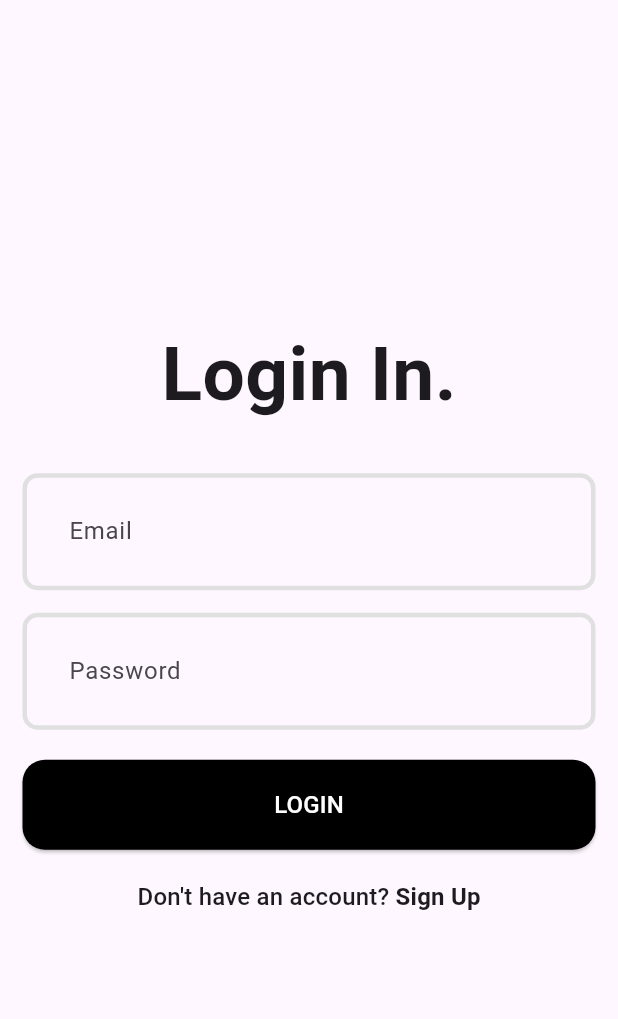
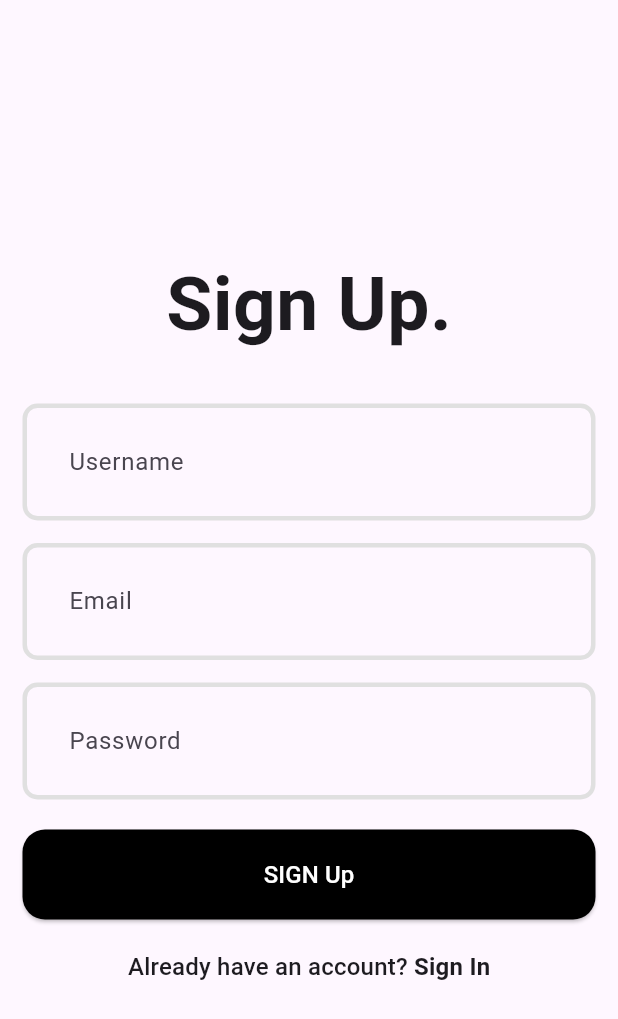
Before and after one commit to joceesagar/TaskManagement_App, a Flutter app: the screen it shows after launch, on a phone screen of 412 x 824 dp. Shown: the top 1019 px of the screen. Run offline on Flutter 3.47's test engine with Material 3 defaults, Android fonts, the phone set to English and light mode, and no system bars; our stand-ins replace flutter_bloc, shared_preferences.

```diff
--- a/frontend/lib/features/auth/pages/signup_page.dart
+++ b/frontend/lib/features/auth/pages/signup_page.dart
@@ -42,11 +42,19 @@ class _SignupPageState extends State<SignupPage> {
         body: BlocConsumer<AuthCubit, AuthState>(
       listener: (context, state) {
         if (state is AuthError) {
-          ScaffoldMessenger.of(context)
-              .showSnackBar(SnackBar(content: Text(state.message)));
+          ScaffoldMessenger.of(context).showSnackBar(
+            SnackBar(
+              content: Text(state.message),
+              backgroundColor: Colors.red,
+            ),
+          );
         } else if (state is AuthSignUp) {
           ScaffoldMessenger.of(context).showSnackBar(
-              const SnackBar(content: Text("Account Created! Log in Now")));
+            const SnackBar(
+              content: Text("Account Created! Log in Now"),
+              backgroundColor: Colors.green,
+            ),
+          );
         }
       },
       builder: (context, state) {
--- a/frontend/lib/main.dart
+++ b/frontend/lib/main.dart
@@ -1,22 +1,35 @@
 import 'package:flutter/material.dart';
 import 'package:flutter_bloc/flutter_bloc.dart';
 import 'package:frontend/features/auth/cubit/auth_cubit.dart';
-import 'package:frontend/features/auth/pages/login_page.dart';
+import 'package:frontend/features/auth/pages/signup_page.dart';
+import 'package:frontend/features/home/pages/home_page.dart';
 
 void main() {
-  runApp(const MyApp());
+  runApp(MultiBlocProvider(
+    providers: [
+      BlocProvider(create: (_) => AuthCubit()),
+    ],
+    child: const MyApp(),
+  ));
 }
 
-class MyApp extends StatelessWidget {
+class MyApp extends StatefulWidget {
   const MyApp({super.key});
 
   @override
+  State<MyApp> createState() => _MyAppState();
+}
+
+class _MyAppState extends State<MyApp> {
+  @override
+  void initState() {
+    super.initState();
+    context.read<AuthCubit>().getUserData();
+  }
+
+  @override
   Widget build(BuildContext context) {
-    return MultiBlocProvider(
-      providers: [
-        BlocProvider(create: (_) => AuthCubit()),
-      ],
-      child: MaterialApp(
+    return MaterialApp(
       title: 'Task App',
       theme: ThemeData(
         inputDecorationTheme: InputDecorationTheme(
@@ -52,7 +65,13 @@ class MyApp extends StatelessWidget {
         ),
         useMaterial3: true,
       ),
-        home: const LoginPage(),
+      home: BlocBuilder<AuthCubit, AuthState>(
+        builder: (context, state) {
+          if (state is AuthLoggedIn) {
+            return const HomePage();
+          }
+          return const SignupPage();
+        },
       ),
     );
   }
--- a/frontend/lib/models/user_models.dart
+++ b/frontend/lib/models/user_models.dart
@@ -54,12 +54,10 @@ class UserModels {
       token: map['token'] ?? '',
       createdAt: map['createdAt'] != null
           ? DateTime.fromMillisecondsSinceEpoch(map['createdAt'] as int)
-          : DateTime
-              .now(), // Default to the current time if 'createdAt' is null
+          : DateTime.now(), // Use current time if 'createdAt' is null
       updatedAt: map['updatedAt'] != null
           ? DateTime.fromMillisecondsSinceEpoch(map['updatedAt'] as int)
-          : DateTime
-              .now(), // Default to the current time if 'updatedAt' is null
+          : DateTime.now(), // Use current time if 'updatedAt' is null
     );
   }
 
--- a/frontend/pubspec.yaml
+++ b/frontend/pubspec.yaml
@@ -37,6 +37,7 @@ dependencies:
   cupertino_icons: ^1.0.8
   http: ^1.2.2
   flutter_bloc: ^8.1.6
+  shared_preferences: ^2.3.5
 
 dev_dependencies:
   flutter_test:
```
Also changed, not shown: frontend/lib/core/services/sp_service.dart (added, +13 -0 lines), frontend/lib/features/auth/cubit/auth_cubit.dart (+33 -0 lines), frontend/lib/features/auth/pages/login_page.dart (+32 -4 lines), frontend/lib/features/auth/repository/auth_remote_repository.dart (+73 -3 lines), frontend/lib/features/home/pages/home_page.dart (added, +17 -0 lines), frontend/pubspec.lock, 5 other files. Lines whose indentation alone changed are shown as unchanged.
